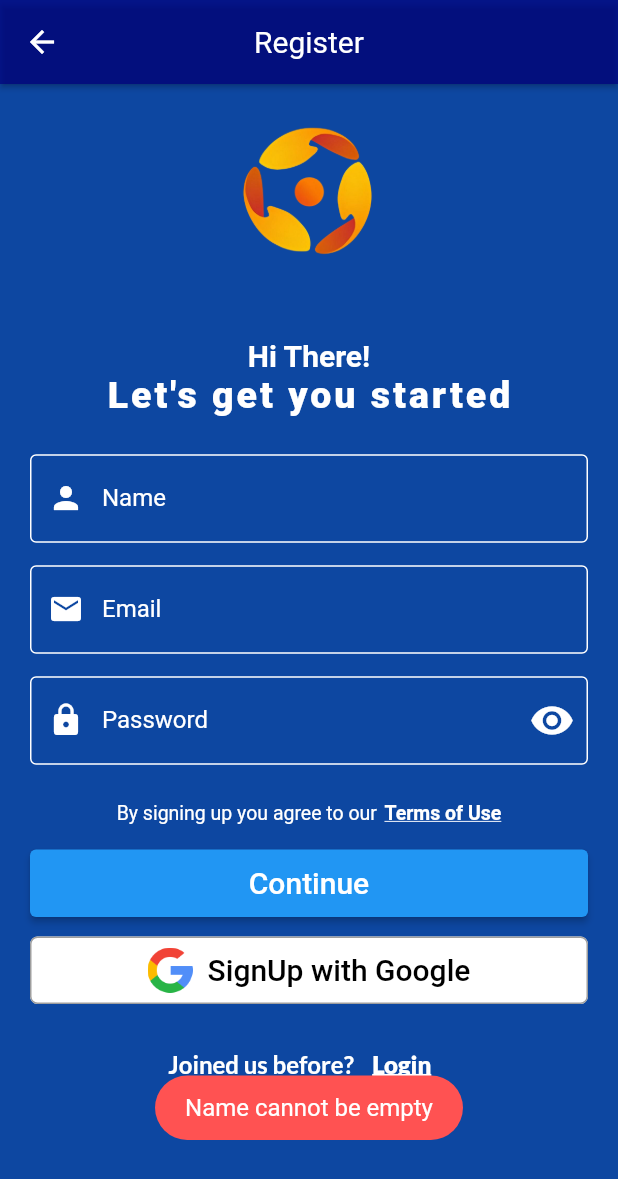
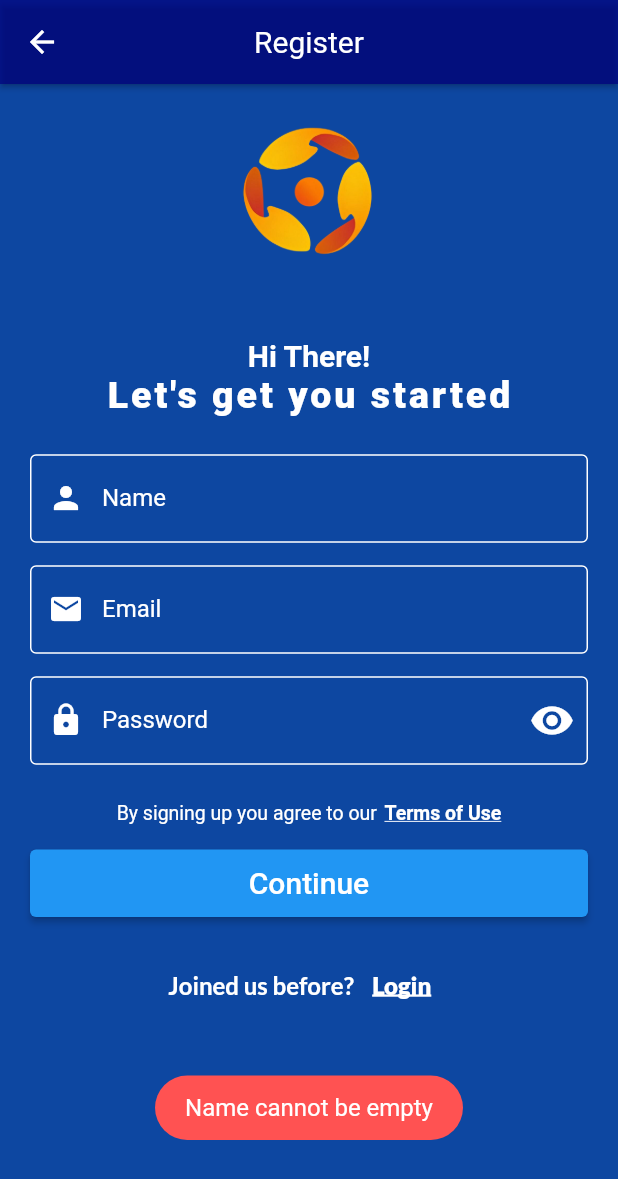
Before and after one commit to jasi341/major_project, a Flutter app: the SignUp screen opened directly, after a tap on "Continue", on a phone screen of 412 x 824 dp. Shown: the top 1179 px of the screen. Run offline on Flutter 3.47's test engine with Material 2 defaults, Android fonts, the phone set to English and light mode, and no system bars; our stand-ins replace firebase_auth, firebase_core, fluttertoast, google_fonts, google_sign_in, lottie; accounts and stored records are empty.

Commit message:
Reset and signup done

```diff
--- a/lib/screens/auth/forgotpassword.dart
+++ b/lib/screens/auth/forgotpassword.dart
@@ -1,6 +1,8 @@
 import 'package:flutter/material.dart';
 import 'package:fluttertoast/fluttertoast.dart';
 import 'package:google_fonts/google_fonts.dart';
+import 'package:major_project/api/apis.dart';
+import 'package:major_project/helper/dialogs.dart';
 
 class ForgotPassword extends StatefulWidget {
   const ForgotPassword({Key? key}) : super(key: key);
@@ -54,6 +56,9 @@ class _ForgotPasswordState extends State<ForgotPassword> {
             right: 20,
             child: TextField(
               controller: _emailController,
+              onSubmitted: (value){
+                validateAndSave();
+              },
               style: GoogleFonts.robotoSerif(color: Colors.black54),
               cursorColor: Colors.blue,
               keyboardType: TextInputType.emailAddress,
@@ -128,6 +133,12 @@ class _ForgotPasswordState extends State<ForgotPassword> {
       );
     }
     else{
+      APIs.auth.sendPasswordResetEmail(email: _emailController.text.trim());
+      Dialogs.showProgressBar(context, Colors.blue);
+
+
+      Future.delayed(const Duration(seconds: 3), () {
+        Navigator.pop(context);
         Fluttertoast.showToast(
           msg: "Reset link sent to your email",
           toastLength: Toast.LENGTH_SHORT,
@@ -135,6 +146,8 @@ class _ForgotPasswordState extends State<ForgotPassword> {
           timeInSecForIosWeb: 1,
           fontSize: 16.0,
         );
+      });
+
 
       Future.delayed(const Duration(seconds: 2), () {
         Navigator.pop(context);
--- a/lib/screens/auth/login.dart
+++ b/lib/screens/auth/login.dart
@@ -366,11 +366,12 @@ class _LoginState extends State<Login> {
         final email =_emailController.text.trim();
         final password = _passwordController.text;
         await APIs.auth.signInWithEmailAndPassword(email: email, password: password);
-        Navigator.pop(context);
-        Navigator.pushReplacement(context,
-            LoginNavAnim(builder: (context) => const HomeScreen()));
 
-
+        if(mounted) {
+          Navigator.pop(context);
+          Navigator.pushReplacement(context,
+              LoginNavAnim(builder: (context) => const HomeScreen()));
+        }
 
       }on FirebaseAuthException catch(e){
         if(e.code == 'user-not-found'){
--- a/lib/screens/auth/login_signup_screen.dart
+++ b/lib/screens/auth/login_signup_screen.dart
@@ -57,7 +57,7 @@ class _LoginScreenState extends State<LoginScreen> {
                     onPressed: (){
                       Navigator.push(
                         context,
-                        LoginNavAnim(builder: (context) =>  Login()));
+                        LoginNavAnim(builder: (context) =>  const Login()));
                     },
                     style: ElevatedButton.styleFrom(
                         minimumSize: const Size(double.infinity, 45),
--- a/lib/screens/auth/signup.dart
+++ b/lib/screens/auth/signup.dart
@@ -1,11 +1,17 @@
+import 'dart:developer';
+
+import 'package:firebase_auth/firebase_auth.dart';
 import 'package:flutter/material.dart';
 import 'package:flutter/services.dart';
 import 'package:fluttertoast/fluttertoast.dart';
 import 'package:google_fonts/google_fonts.dart';
 import 'package:major_project/nav_anim/login_nav_anim.dart';
+import 'package:major_project/nav_anim/register_nav_anim.dart';
 import 'package:major_project/screens/auth/login.dart';
-import 'package:major_project/screens/home_screen.dart';
 import 'package:major_project/screens/tnc/terms_and_conditions.dart';
+import 'package:major_project/screens/user_profile.dart';
+import '../../api/apis.dart';
+import '../../helper/dialogs.dart';
 import '../../main.dart';
 
 class SignUp extends StatefulWidget {
@@ -209,42 +215,6 @@ class _SignUpState extends State<SignUp> {
                 ),
               ),
             ),
-            Padding(
-              padding: const EdgeInsets.only(right: 20.0,left: 20.0,top: 5.0) ,
-              child: OutlinedButton(
-                onPressed: () {
-                  Navigator.pushReplacement(
-                      context,
-                      MaterialPageRoute(builder: (_)=> const HomeScreen())
-                  );
-                  // Button onPressed logic
-                },
-                style: OutlinedButton.styleFrom(
-                  backgroundColor: Colors.white,
-                  minimumSize: const Size(double.infinity, 45),
-                  shape: RoundedRectangleBorder(
-
-                    borderRadius: BorderRadius.circular(5.0), // Set the desired border radius
-                  ),
-                  side: const BorderSide(color: Colors.grey), // Set the border color
-                ),
-                child:Row(
-                  mainAxisAlignment: MainAxisAlignment.center,
-                  children: [
-                    Image.asset('assets/images/google.png',height: 30,width: 30,),
-                    const SizedBox(width: 10,),
-                    Text(
-                      'SignUp with Google',
-                      style: GoogleFonts.robotoSerif(
-                          fontStyle: FontStyle.normal,
-                          fontSize: 20,
-                          color: Colors.black
-                      ),
-                    ),
-                  ],
-                ),
-              ),
-            ),
             const SizedBox(height: 15,),
             Row(
               mainAxisAlignment: MainAxisAlignment.center,
@@ -285,7 +255,7 @@ class _SignUpState extends State<SignUp> {
     );
   }
 
-  void validate() {
+  Future<void> validate() async {
     if(_nameController.text.trim().isEmpty){
       Fluttertoast.showToast(
         msg: "Name cannot be empty",
@@ -347,15 +317,72 @@ class _SignUpState extends State<SignUp> {
 
     }
     else{
+      Dialogs.showProgressBar(context, Colors.lightGreen);
+      try{
+
+        final email =_emailController.text.trim();
+        final password = _passwordController.text;
+        await APIs.auth.createUserWithEmailAndPassword(email: email, password: password);
+        await APIs.auth.currentUser!.updateDisplayName(_nameController.text);
+
+        if(mounted) {
+          log('user name ${_nameController.text}');
+          log('${APIs.auth.currentUser}');
+
+
+
           Fluttertoast.showToast(
-        msg: "Login Successful",
+            msg: "User info ${APIs.auth.currentUser}",
             toastLength: Toast.LENGTH_SHORT,
             gravity: ToastGravity.BOTTOM,
             timeInSecForIosWeb: 1,
-        backgroundColor: Colors.greenAccent,
+            backgroundColor: Colors.redAccent,
             textColor: Colors.white,
             fontSize: 16.0,
           );
+          Navigator.pop(context);
+          Navigator.pushReplacement(context,
+              RegisterNavAnim(builder: (context) => const UserProfile()));
+        }
+
+      }on FirebaseAuthException catch(e){
+        if(e.code == 'email-already-in-use'){
+          Navigator.pop(context);
+          Fluttertoast.showToast(
+            msg: "Email already in use",
+            toastLength: Toast.LENGTH_SHORT,
+            gravity: ToastGravity.BOTTOM,
+            timeInSecForIosWeb: 1,
+            backgroundColor: Colors.redAccent,
+            textColor: Colors.white,
+            fontSize: 16.0,
+          );
+        }
+        else if(e.code == 'email-already-in-use'){
+          Navigator.pop(context);
+          Fluttertoast.showToast(
+            msg: "Wrong password provided for that user",
+            toastLength: Toast.LENGTH_SHORT,
+            gravity: ToastGravity.BOTTOM,
+            timeInSecForIosWeb: 1,
+            backgroundColor: Colors.redAccent,
+            textColor: Colors.white,
+            fontSize: 16.0,
+          );
+        }
+        else {
+          Navigator.pop(context);
+          Fluttertoast.showToast(
+            msg: "Something went wrong",
+            toastLength: Toast.LENGTH_SHORT,
+            gravity: ToastGravity.BOTTOM,
+            timeInSecForIosWeb: 1,
+            backgroundColor: Colors.redAccent,
+            textColor: Colors.white,
+            fontSize: 16.0,
+          );
+        }
+      }
     }
   }
 }
--- a/lib/screens/home_screen.dart
+++ b/lib/screens/home_screen.dart
@@ -5,6 +5,7 @@ import 'package:fluttertoast/fluttertoast.dart';
 import 'package:google_fonts/google_fonts.dart';
 import 'package:google_sign_in/google_sign_in.dart';
 import 'package:major_project/api/apis.dart';
+import 'package:major_project/helper/dialogs.dart';
 import 'package:major_project/screens/chat_with_bot/chatWithBot.dart';
 
 import 'auth/login_signup_screen.dart';
@@ -105,16 +106,7 @@ class _HomeScreenState extends State<HomeScreen> {
 
                                       _signOut();
                                       Navigator.push(context, MaterialPageRoute(builder: (context)=>const LoginScreen()));
-
-                                      Fluttertoast.showToast(
-                                          msg: "Logged out successfully",
-                                          toastLength: Toast.LENGTH_SHORT,
-                                          gravity: ToastGravity.CENTER,
-                                          timeInSecForIosWeb: 1,
-                                          backgroundColor: Colors.red,
-                                          textColor: Colors.white,
-                                          fontSize: 16.0
-                                      );
+                                      Dialogs.showSnackbar(context, "Logged out successfully", Colors.white70, SnackBarBehavior.floating, Colors.black);
                                     },
                                     child: const Text("Yes"),
                                   ),
--- /dev/null
+++ b/lib/screens/user_profile.dart
@@ -0,0 +1,15 @@
+import 'package:flutter/material.dart';
+
+class UserProfile extends StatefulWidget {
+  const UserProfile({Key? key}) : super(key: key);
+
+  @override
+  State<UserProfile> createState() => _UserProfileState();
+}
+
+class _UserProfileState extends State<UserProfile> {
+  @override
+  Widget build(BuildContext context) {
+    return const Placeholder();
+  }
+}
```
Lines whose indentation alone changed are shown as unchanged.
